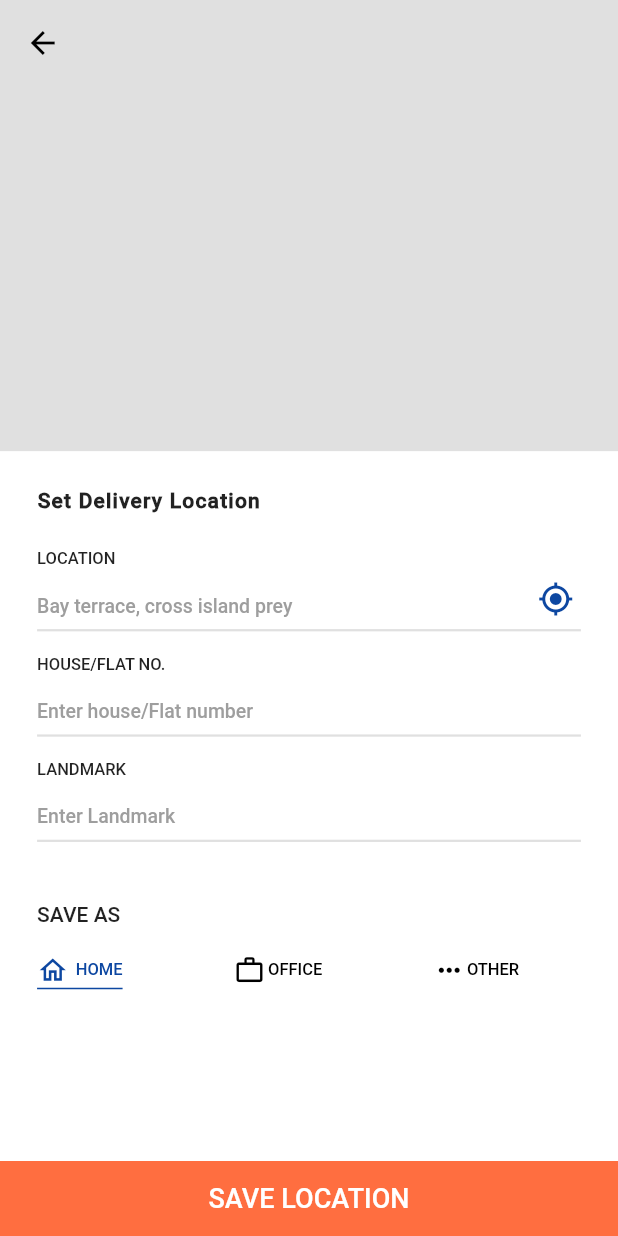
After one commit to mpzeeshan/Restaurant_app, a Flutter app: the NewAddress screen opened directly, on a phone screen of 412 x 824 dp. The commit adds this screen. Run offline on Flutter 3.47's test engine with Material 2 defaults, Android fonts, the phone set to English and light mode, and no system bars; our stand-ins replace dotted_line, otp_text_field.

Commit message:
NEW ADDRESS AND ORDER TRACKING

```diff
--- /dev/null
+++ b/lib/UserAccount/NewAddress.dart
@@ -0,0 +1,226 @@
+import 'package:flutter/material.dart';
+
+var button_one = true;
+var button_two = false;
+var button_three = false;
+
+class NewAddress extends StatefulWidget {
+  @override
+  _NewAddressState createState() => _NewAddressState();
+}
+
+class _NewAddressState extends State<NewAddress> {
+  @override
+  Widget build(BuildContext context) {
+    return Scaffold(
+      body: Container(
+        color: Colors.teal[700],
+        child: SafeArea(
+          child: Container(
+            height: MediaQuery.of(context).size.height,
+            width: MediaQuery.of(context).size.width,
+            color: Colors.white,
+            child: Column(
+              children: [
+                Container(
+                  height: MediaQuery.of(context).size.height*0.365,
+                  color: Colors.grey[300],
+                  child: Padding(
+                    padding: EdgeInsets.all(MediaQuery.of(context).size.height*0.02),
+                    child: Align(
+                      alignment: Alignment.topLeft,
+                      child: GestureDetector(
+                          onTap: () {
+                            Navigator.pop(context);
+                          },
+                          child: Icon(
+                            Icons.arrow_back,
+                            color: Colors.black,
+                          )),
+                    ),
+                  ),
+                ),
+                Padding(
+                  padding: EdgeInsets.all(MediaQuery.of(context).size.width*0.06),
+                  child: Container(
+                    child: Column(
+                      crossAxisAlignment: CrossAxisAlignment.start,
+                      children: [
+                        Text('Set Delivery Location',style: TextStyle(fontSize: 14.0,fontWeight: FontWeight.bold,letterSpacing: 0.8),),
+                        SizedBox(height: MediaQuery.of(context).size.height*0.03,),
+                        Text('LOCATION',style: TextStyle(fontSize: 11.0),),
+                        Stack(
+                          children: [
+                            TextField(
+                              keyboardType: TextInputType.number,
+                              style: TextStyle(color: Colors.grey[500]),
+                              decoration: InputDecoration(
+                                  hintStyle:
+                                  TextStyle(color: Colors.grey, fontSize: 13.0),
+                                  border: InputBorder.none,
+                                  hintText: 'Bay terrace, cross island prey'),
+                            ),
+                            Positioned(
+                              child: Padding(
+                                padding:  EdgeInsets.only(top: MediaQuery.of(context).size.height*0.04),
+                                child: Divider(
+                                  thickness: 1.5,
+                                ),
+                              ),
+                            ),
+                            Positioned(
+                              child: Padding(
+                                padding:  EdgeInsets.only(left: MediaQuery.of(context).size.width*0.81,top:MediaQuery.of(context).size.height*0.01),
+                                child: Icon(Icons.gps_fixed,color: Colors.blue[900],),
+                              ),
+                            ),
+                          ],
+                        ),
+                        SizedBox(height: MediaQuery.of(context).size.height*0.01,),
+                        Text('HOUSE/FLAT NO.',style: TextStyle(fontSize: 11.0),),
+                        Stack(
+                          children: [
+                            TextField(
+                              keyboardType: TextInputType.number,
+                              style: TextStyle(color: Colors.grey[500]),
+                              decoration: InputDecoration(
+                                  hintStyle:
+                                  TextStyle(color: Colors.grey, fontSize: 13.0),
+                                  border: InputBorder.none,
+                                  hintText: 'Enter house/Flat number'),
+                            ),
+                            Positioned(
+                              child: Padding(
+                                padding:  EdgeInsets.only(top: MediaQuery.of(context).size.height*0.04),
+                                child: Divider(
+                                  thickness: 1.5,
+                                ),
+                              ),
+                            ),
+                          ],
+                        ),
+                        SizedBox(height: MediaQuery.of(context).size.height*0.01,),
+                        Text('LANDMARK',style: TextStyle(fontSize: 11.0),),
+                        Stack(
+                          children: [
+                            TextField(
+                              keyboardType: TextInputType.number,
+                              style: TextStyle(color: Colors.grey[500]),
+                              decoration: InputDecoration(
+                                  hintStyle:
+                                  TextStyle(color: Colors.grey, fontSize: 13.0),
+                                  border: InputBorder.none,
+                                  hintText: 'Enter Landmark'),
+                            ),
+                            Positioned(
+                              child: Padding(
+                                padding:  EdgeInsets.only(top: MediaQuery.of(context).size.height*0.04),
+                                child: Divider(
+                                  thickness: 1.5,
+                                ),
+                              ),
+                            ),
+                          ],
+                        ),
+                        SizedBox(height: MediaQuery.of(context).size.height*0.04,),
+                        Text('SAVE AS'),
+                        SizedBox(height: MediaQuery.of(context).size.height*0.02,),
+                        Row(
+                          mainAxisAlignment: MainAxisAlignment.spaceBetween,
+                          children: [
+                          GestureDetector(
+                             onTap: (){
+                               setState(() {
+                                 button_one = true;
+                                 button_two = false;
+                                 button_three = false;
+                               });
+                             },
+                            child: Container(
+                              height: 25.0,
+                              width: 57.0,
+                              decoration: BoxDecoration(
+                                border: Border(bottom: BorderSide(color: button_one ? Colors.blue[900]: Colors.white,),
+                              ),),
+                              child: Row(
+                                mainAxisAlignment: MainAxisAlignment.spaceBetween,
+                                children: [
+                                Icon(Icons.home_outlined,color: button_one ? Colors.blue[900]: Colors.black,size: 21.0  ,),
+                                Text('HOME',style: TextStyle(color: button_one ? Colors.blue[900]: Colors.black,fontSize: 11.0),),
+                              ],),
+                            ),
+                          ),
+                          GestureDetector(
+                            onTap: (){
+                              setState(() {
+                                button_one = false;
+                                button_two = true;
+                                button_three = false;
+                              });
+                            },
+                            child: Container(
+                              height: 26.0,
+                              width: 59.0,
+                              decoration: BoxDecoration(
+                                border: Border(bottom: BorderSide(color: button_two ? Colors.blue[900]: Colors.white,),
+                                ),),
+                              child: Row(
+                                mainAxisAlignment: MainAxisAlignment.spaceBetween,
+                                children: [
+                                  Icon(Icons.work_outline,color: button_two ? Colors.blue[900]: Colors.black,size: 21.0  ,),
+                                  Text('OFFICE',style: TextStyle(color: button_two ? Colors.blue[900]: Colors.black,fontSize: 11.0),),
+                                ],),
+                            ),
+                          ),
+                          Padding(
+                            padding: EdgeInsets.only(right:MediaQuery.of(context).size.width*0.1),
+                            child: GestureDetector(
+                              onTap: (){
+                                setState(() {
+                                  button_one = false;
+                                  button_two = false;
+                                  button_three = true;
+                                });
+                              },
+                              child: Container(
+                                height: 25.0,
+                                width: 57.0,
+                                decoration: BoxDecoration(
+                                  border: Border(bottom: BorderSide(color: button_three ? Colors.blue[900]: Colors.white,),
+                                  ),),
+                                child: Row(
+                                  mainAxisAlignment: MainAxisAlignment.spaceBetween,
+                                  children: [
+                                    Icon(Icons.more_horiz,color: button_three ? Colors.blue[900]: Colors.black,size: 21.0  ,),
+                                    Text('OTHER',style: TextStyle(color: button_three ? Colors.blue[900]: Colors.black,fontSize: 11.0),),
+                                  ],),
+                              ),
+                            ),
+                          ),
+
+
+                        ],),
+
+                      ],
+                    ),
+                  ),
+                ),
+              ],
+            ),
+          ),
+        ),
+      ),
+      bottomNavigationBar: Row(
+        children: [
+          Expanded(
+            child: Container(
+              height: 50.0,
+              color: Colors.deepOrangeAccent,
+              child: Center(child: Text('SAVE LOCATION',style: TextStyle(color: Colors.white,fontSize: 18.0),),),
+            ),
+          ),
+        ],
+      ),
+    );
+  }
+}
--- a/lib/screens/payments.dart
+++ b/lib/screens/payments.dart
@@ -1,5 +1,5 @@
 import 'package:flutter/material.dart';
-import 'package:simplify/screens/order_history.dart';
+import 'package:simplify/Orders/order_history.dart';
 
 class Payments extends StatefulWidget {
   @override
--- a/pubspec.yaml
+++ b/pubspec.yaml
@@ -50,6 +50,7 @@ flutter:
   assets:
     - imgs/
     - imgs/myAccount/
+    - imgs/trackOrder/
 
   # An image asset can refer to one or more resolution-specific "variants", see
   # https://flutter.dev/assets-and-images/#resolution-aware.
```
Also changed, not shown: lib/Orders/order_history.dart (renamed from lib/screens/order_history.dart, +6 -1 lines), lib/UserAccount/SavedAddresses.dart (+7 -1 lines), lib/screens/cart.dart (+6 -3 lines), lib/screens/home.dart (+11 -11 lines), lib/screens/products.dart (+20 -20 lines), lib/Orders/order_summary.dart (renamed from lib/screens/order_summary.dart).
